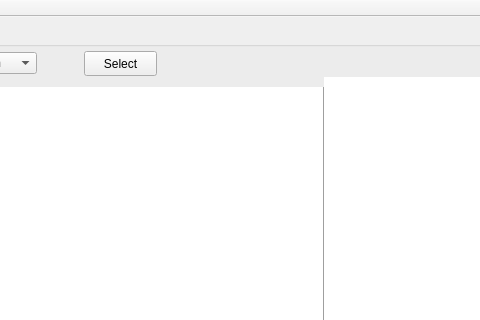
This is mainwindow.ui in LZWinnie/Camera as Qt 5 draws it before an edit; both pictures show x 396 to 876 and y 0 to 320 of the 1162 by 757 pixel window. The edited form follows.
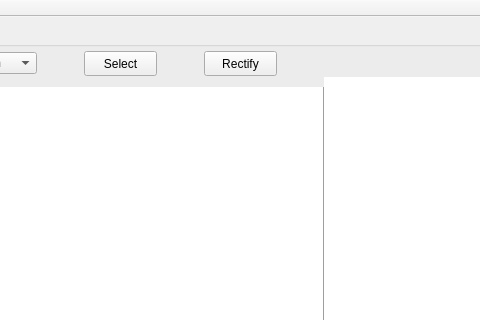
This is the edited form.

```diff
--- a/mainwindow.ui
+++ b/mainwindow.ui
@@ -136,6 +136,19 @@
       <string>Select</string>
      </property>
     </widget>
+    <widget class="QPushButton" name="rectifyPushButton">
+     <property name="geometry">
+      <rect>
+       <x>300</x>
+       <y>24</y>
+       <width>73</width>
+       <height>25</height>
+      </rect>
+     </property>
+     <property name="text">
+      <string>Rectify</string>
+     </property>
+    </widget>
    </widget>
    <widget class="QGroupBox" name="groupBox_2">
     <property name="geometry">
```
Left out of the diff: 2 changed lines with no effect on the pictures.
